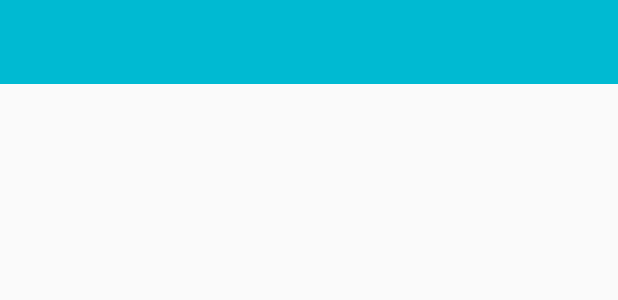
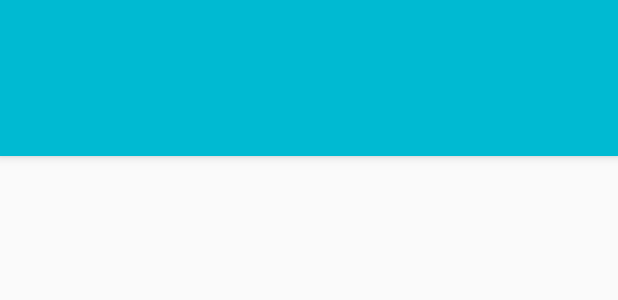
Before and after one commit to thomas25520/MyNews, an Android app: the layout activity_main.xml on its own in the app's theme, with its tools: preview values and no code run, on a phone screen of 412 x 824 dp. Shown: the top 300 px of the screen. Run offline under Robolectric (Android 15) with nearby library versions, the phone set to English and light mode, and no system bars.

Commit message:
[ADD] -- ViewPager and tabs navigation -- [MODIFY] -- Toolbar, and main_activity layout type --

```diff
--- a/app/build.gradle
+++ b/app/build.gradle
@@ -22,8 +22,10 @@ dependencies {
     implementation fileTree(dir: 'libs', include: ['*.jar'])
     implementation 'com.android.support:appcompat-v7:28.0.0'
     implementation 'com.android.support.constraint:constraint-layout:1.1.3'
+    implementation 'com.android.support:support-v4:28.0.0'
     testImplementation 'junit:junit:4.12'
     androidTestImplementation 'com.android.support.test:runner:1.0.2'
     androidTestImplementation 'com.android.support.test.espresso:espresso-core:3.0.2'
     implementation 'com.android.support:recyclerview-v7:28.0.0'
+    implementation 'com.android.support:design:28.0.0'
 }
--- a/app/src/main/AndroidManifest.xml
+++ b/app/src/main/AndroidManifest.xml
@@ -10,7 +10,7 @@
         android:supportsRtl="true"
         android:theme="@style/AppTheme">
         <activity
-            android:name=".MainActivity"
+            android:name=".controller.ativities.MainActivity"
             android:screenOrientation="portrait">
             <intent-filter>
                 <action android:name="android.intent.action.MAIN" />
--- a/app/src/main/res/layout/activity_main.xml
+++ b/app/src/main/res/layout/activity_main.xml
@@ -1,21 +1,35 @@
 <?xml version="1.0" encoding="utf-8"?>
-<android.support.constraint.ConstraintLayout xmlns:android="http://schemas.android.com/apk/res/android"
+<android.support.design.widget.CoordinatorLayout xmlns:android="http://schemas.android.com/apk/res/android"
     xmlns:app="http://schemas.android.com/apk/res-auto"
     xmlns:tools="http://schemas.android.com/tools"
     android:layout_width="match_parent"
     android:layout_height="match_parent"
-    android:orientation="vertical"
-    tools:context=".MainActivity">
+    android:fitsSystemWindows="true"
+    tools:context=".controller.ativities.MainActivity">
 
-    <!-- Toolbar declaration -->
-    <android.support.v7.widget.Toolbar
-        android:id="@+id/activity_main_toolbar"
+    <android.support.design.widget.AppBarLayout
         android:layout_width="match_parent"
-        android:layout_height="wrap_content"
-        android:background="?attr/colorPrimary"
-        android:minHeight="?attr/actionBarSize"
-        app:layout_constraintTop_toTopOf="parent"
-        app:titleTextColor="@android:color/white"
-        tools:layout_editor_absoluteX="0dp" />
+        android:layout_height="wrap_content">
 
-</android.support.constraint.ConstraintLayout>
+        <android.support.v7.widget.Toolbar
+            android:id="@+id/activity_main_toolbar"
+            android:layout_width="match_parent"
+            android:layout_height="?attr/actionBarSize"
+            android:background="?attr/colorPrimary"
+            app:titleTextColor="@color/colorWhite" />
+
+        <android.support.design.widget.TabLayout
+            android:id="@+id/tabs"
+            android:layout_width="match_parent"
+            android:layout_height="wrap_content"
+            app:tabGravity="fill"
+            app:tabMode="fixed"
+            app:tabTextColor="@color/colorWhite" />
+
+    </android.support.design.widget.AppBarLayout>
+
+    <android.support.v4.view.ViewPager
+        android:id="@+id/activity_main_viewpager"
+        android:layout_width="match_parent"
+        android:layout_height="match_parent" />
+</android.support.design.widget.CoordinatorLayout>
--- /dev/null
+++ b/app/src/main/res/layout/fragment_tab_layout.xml
@@ -0,0 +1,6 @@
+<?xml version="1.0" encoding="utf-8"?>
+<FrameLayout xmlns:android="http://schemas.android.com/apk/res/android"
+    xmlns:tools="http://schemas.android.com/tools"
+    android:layout_width="match_parent"
+    android:layout_height="match_parent"
+    tools:context=".controller.fragment.TabLayout" />
--- a/app/src/main/res/values/colors.xml
+++ b/app/src/main/res/values/colors.xml
@@ -2,6 +2,6 @@
 <resources>
     <color name="colorPrimary">#00BAD2</color>
     <color name="colorPrimaryDark">#0095A6</color>
-    <color name="colorAccent">#D81B60</color>
+    <color name="colorAccent">#F6E51D</color>
     <color name="colorWhite">#FFFFFF</color>
 </resources>
--- a/app/src/main/res/values/styles.xml
+++ b/app/src/main/res/values/styles.xml
@@ -1,7 +1,5 @@
 <resources>
-    <!-- Base application theme. -->
     <style name="AppTheme" parent="Theme.AppCompat.Light.NoActionBar">
-        <!-- Customize your theme here. -->
         <item name="colorPrimary">@color/colorPrimary</item>
         <item name="colorPrimaryDark">@color/colorPrimaryDark</item>
         <item name="colorAccent">@color/colorAccent</item>
```
Also changed, not shown: app/src/main/java/com/MyNews/MainActivity.java (deleted, +0 -44 lines), app/src/main/java/com/MyNews/controller/adapter/ViewPagerAdapter.java (added, +35 -0 lines), app/src/main/java/com/MyNews/controller/ativities/MainActivity.java (added, +89 -0 lines), app/src/main/java/com/MyNews/controller/fragment/TabLayout.java (added, +27 -0 lines).
